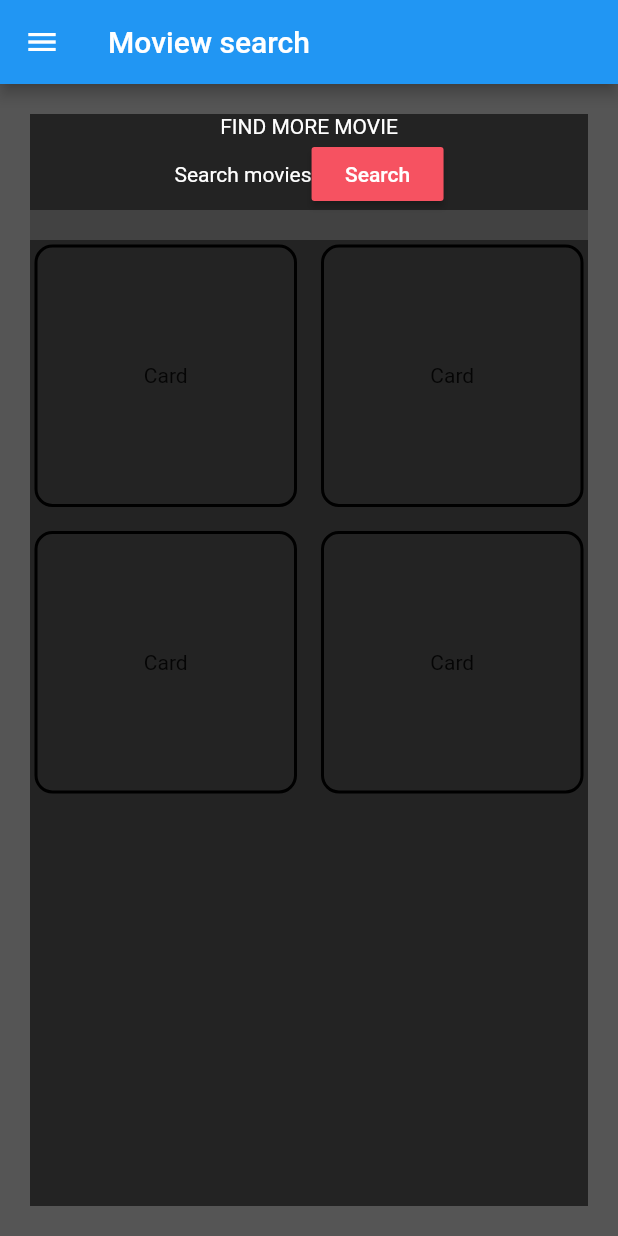
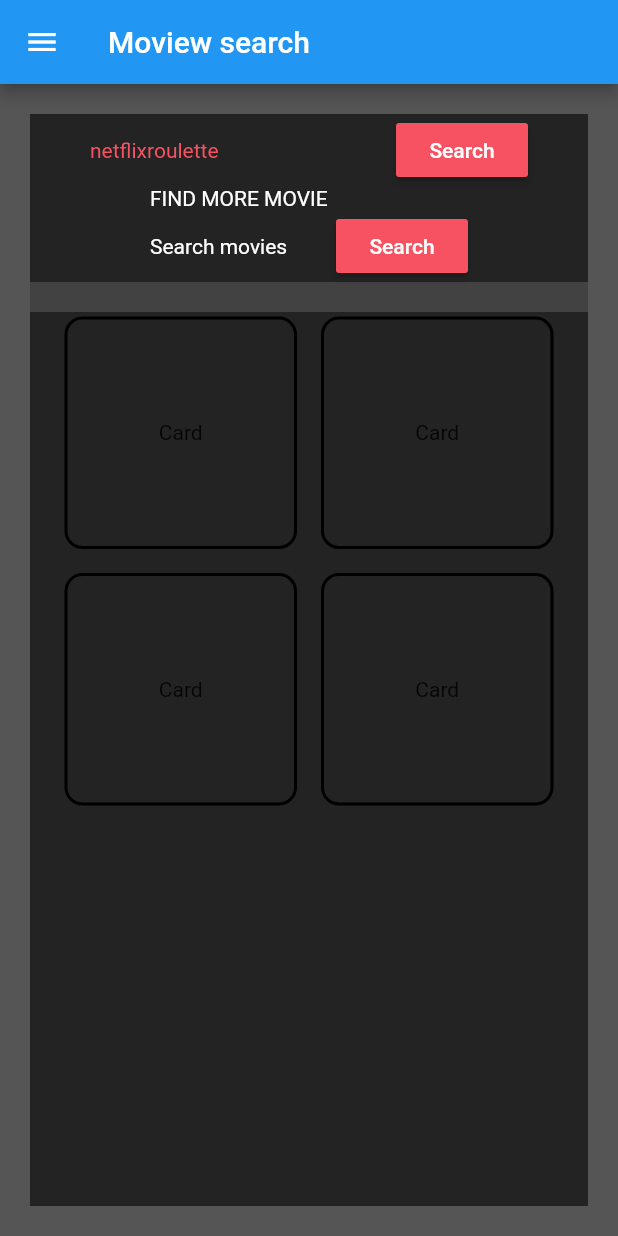
Before and after one commit to TimofeyKuznesov/search_movie, a Flutter app: the screen it shows after launch, on a phone screen of 412 x 824 dp. Run offline on Flutter 3.47's test engine with Material 2 defaults, Android fonts, the light colour scheme and no system bars.

Commit message:
fix: change layout

```diff
--- a/lib/app/pages/main/cards_list.dart
+++ b/lib/app/pages/main/cards_list.dart
@@ -21,6 +21,7 @@ class CardsList extends StatelessWidget {
           ],
         ),
         color: BrandingColors.black,
+        padding: EdgeInsets.symmetric(horizontal: 20),
       ),
     );
   }
--- a/lib/app/pages/main/search.dart
+++ b/lib/app/pages/main/search.dart
@@ -8,22 +8,17 @@ class Search extends StatelessWidget {
   Widget build(BuildContext context) {
     return Expanded(
       child: Container(
+        child: Padding(
+          padding: const EdgeInsets.symmetric(horizontal: 40),
           child: Column(
             // crossAxisAlignment: CrossAxisAlignment.stretch,
             children: [
-            const Text(
-              'FIND MORE MOVIE',
-              style: TextStyle(
-                color: BrandingColors.white,
-              ),
-            ),
               Row(
-              mainAxisAlignment: MainAxisAlignment.center,
                 children: [
                   const Text(
-                  'Search movies',
+                    'netflixroulette',
                     style: TextStyle(
-                    color: BrandingColors.white,
+                      color: BrandingColors.red,
                     ),
                   ),
                   MaterialButton(
@@ -33,8 +28,46 @@ class Search extends StatelessWidget {
                     textColor: BrandingColors.white,
                   ),
                 ],
+                mainAxisAlignment: MainAxisAlignment.spaceBetween,
+              ),
+              const Padding(
+                padding: EdgeInsets.symmetric(horizontal: 40),
+                child: Text(
+                  'FIND MORE MOVIE',
+                  style: TextStyle(
+                    color: BrandingColors.white,
+                  ),
+                ),
+              ),
+              Padding(
+                padding: const EdgeInsets.symmetric(horizontal: 40),
+                child: Row(
+                  children: [
+                    const Expanded(
+                      child: Text(
+                        'Search movies',
+                        style: TextStyle(
+                          color: BrandingColors.white,
+                        ),
+                      ),
+                      flex: 1,
+                    ),
+                    Expanded(
+                      child: MaterialButton(
+                        onPressed: () {},
+                        child: const Text('Search'),
+                        color: BrandingColors.red,
+                        textColor: BrandingColors.white,
+                      ),
+                      flex: 0,
+                    ),
+                  ],
+                ),
               )
             ],
+            crossAxisAlignment: CrossAxisAlignment.stretch,
+            mainAxisAlignment: MainAxisAlignment.center,
+          ),
         ),
         color: BrandingColors.black,
         margin: const EdgeInsets.only(bottom: 20),
```
Lines whose indentation alone changed are shown as unchanged.
